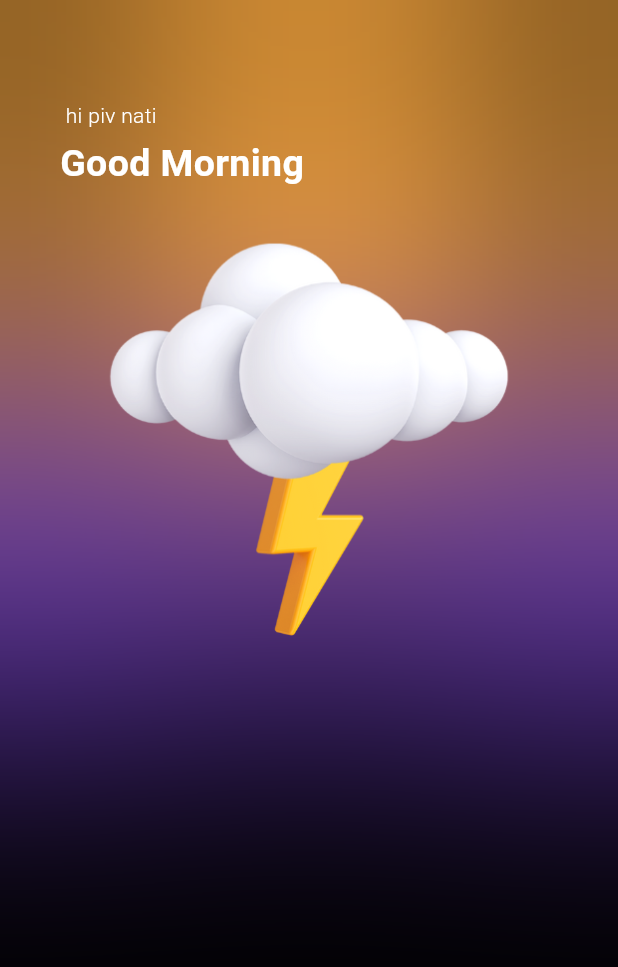
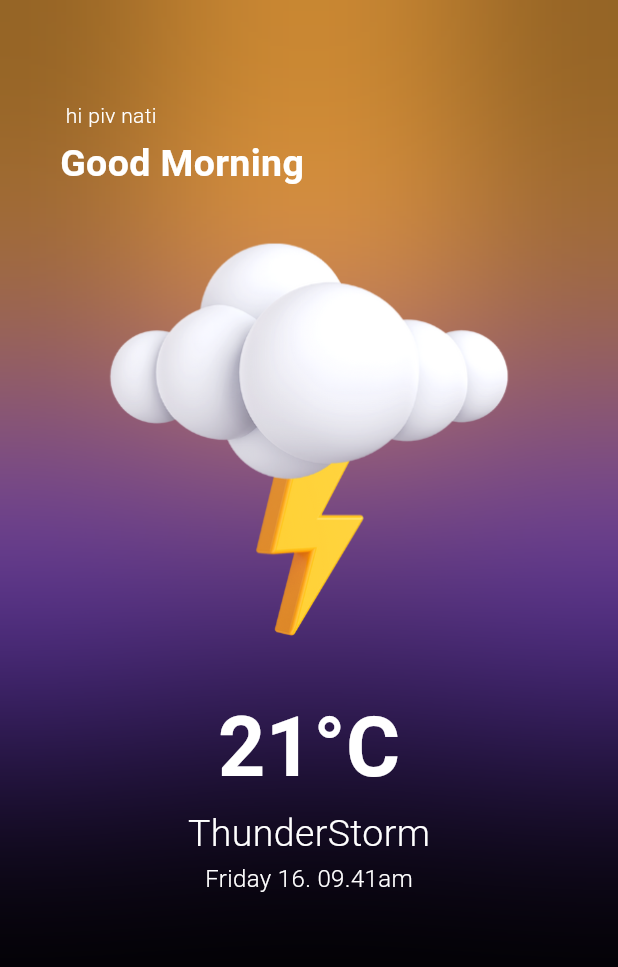
Before and after one commit to natanmuletahunde/weather_app.flutter-, a Flutter app: the screen it shows after launch, on a phone screen of 412 x 824 dp. Shown: the top 967 px of the screen. Run offline on Flutter 3.47's test engine with Material 3 defaults, Android fonts, the phone set to English and light mode, and no system bars; our stand-ins replace bloc.

Commit message:
make the date , condition of the weather , the temperature

```diff
--- a/lib/screens/home_screen.dart
+++ b/lib/screens/home_screen.dart
@@ -2,44 +2,43 @@ import 'dart:ui';
 
 import 'package:flutter/material.dart';
 import 'package:flutter/services.dart';
+
 class HomeScreen extends StatelessWidget {
   const HomeScreen({super.key});
 
   @override
   Widget build(BuildContext context) {
     return Scaffold(
-      backgroundColor:Colors.black,
+      backgroundColor: Colors.black,
       extendBodyBehindAppBar: true,
       appBar: AppBar(
-          backgroundColor:Colors.transparent,
+        backgroundColor: Colors.transparent,
         elevation: 0,
-          systemOverlayStyle: const  SystemUiOverlayStyle(
+        systemOverlayStyle: const SystemUiOverlayStyle(
           statusBarBrightness: Brightness.dark,
         ),
       ),
-        body: Padding(padding: EdgeInsets.fromLTRB(
-          40,1.2*kToolbarHeight,40,20
-        ),
-        child:SizedBox(
+      body: Padding(
+        padding: EdgeInsets.fromLTRB(40, 1.2 * kToolbarHeight, 40, 20),
+        child: SizedBox(
           height: MediaQuery.of(context).size.height,
-          child:Stack(
+          child: Stack(
             children: [
               Align(
                 alignment: AlignmentDirectional(3, -0.3),
-                child:Container(
-                height:250,
+                child: Container(
+                  height: 250,
                   width: 250,
                   decoration: BoxDecoration(
                     shape: BoxShape.circle,
                     color: Colors.deepPurple,
-
                   ),
                 ),
               ),
               Align(
                 alignment: AlignmentDirectional(-3, -0.3),
-                child:Container(
-                height:250,
+                child: Container(
+                  height: 250,
                   width: 250,
                   decoration: BoxDecoration(
                     shape: BoxShape.circle,
@@ -49,55 +48,78 @@ class HomeScreen extends StatelessWidget {
               ),
               Align(
                 alignment: AlignmentDirectional(0, -1.2),
-                child:Container(
-                height:250,
+                child: Container(
+                  height: 250,
                   width: 600,
                   decoration: BoxDecoration(
-
                     color: Color(0xFFFFAB40),
-
                   ),
                 ),
               ),
-              BackdropFilter(filter:
-              ImageFilter.blur(
-                sigmaX: 100.0,sigmaY: 100.0
-              ),
+              BackdropFilter(
+                filter: ImageFilter.blur(sigmaX: 100.0, sigmaY: 100.0),
                 child: Container(
-
-                decoration: const BoxDecoration(
-                  color: Colors.transparent
-                ),
+                  decoration: const BoxDecoration(color: Colors.transparent),
                 ),
               ),
               SizedBox(
                 width: MediaQuery.of(context).size.width,
                 height: MediaQuery.of(context).size.height,
-                child:  Column(
-                  crossAxisAlignment: CrossAxisAlignment.start,// make the column to start from the  the begin of the page
+                child: Column(
+                  crossAxisAlignment: CrossAxisAlignment
+                      .start, // make the column to start from the  the begin of the page
                   children: [
-                   const  Text(' hi piv nati',
+                    const Text(
+                      ' hi piv nati',
                       style: TextStyle(
                           color: Color.fromRGBO(255, 255, 255, 1),
-                      fontWeight: FontWeight.w300
+                          fontWeight: FontWeight.w300),
                     ),
+                    const SizedBox(
+                      height: 4,
                     ),
-                 const   SizedBox(height: 4,),
-                   const  Text('Good Morning',
+                    const Text(
+                      'Good Morning',
                       style: TextStyle(
                           color: Colors.white,
                           fontSize: 25,
-                      fontWeight: FontWeight.bold
+                          fontWeight: FontWeight.bold),
+                    ),
+                    Image.asset('assets/1.png'),
+                    const Center(
+                      child: Text(
+                        '21°C',
+                        style: TextStyle(
+                            color:Colors.white,
+                            fontSize: 55,
+                            fontWeight: FontWeight.w600),
                       ),
                     ),
-                    Image.asset('assets/1.png')
+                     const Center(
+                      child: Text(
+                        'ThunderStorm',
+                        style: TextStyle(
+                            color:Colors.white,
+                            fontSize: 25,
+                            fontWeight: FontWeight.w300),
+                      ),
+                    ),
+                     const Center(
+                      child: Text(
+                        'Friday 16. 09.41am',
+                        style: TextStyle(
+                            color:Colors.white,
+                            fontSize: 16,
+                            fontWeight: FontWeight.w300),
+                      ),
+                    ),
+                    const SizedBox(height: 30,)
                   ],
                 ),
               )
             ],
           ),
-        ) ,
-
+        ),
       ),
     );
   }
```
Lines whose indentation alone changed are shown as unchanged.
